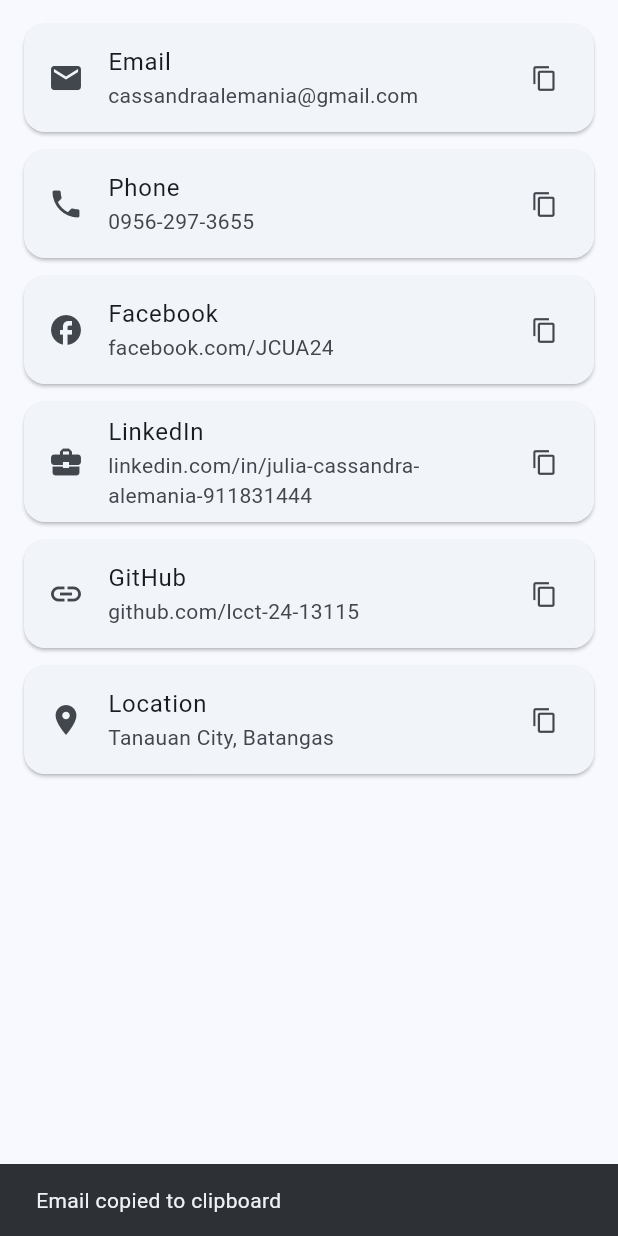
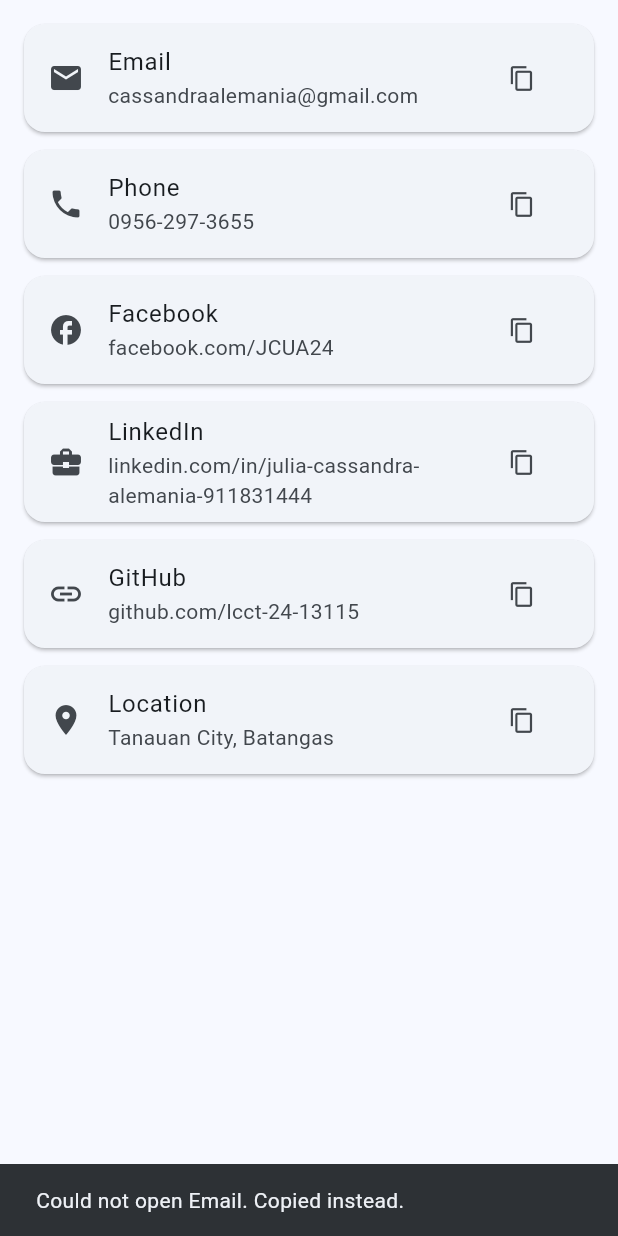
Before and after one commit to lcct-24-13115/my_portfolio, a Flutter app: the ContactTab widget shown alone on an empty page, opened directly, after a tap on "Email", on a phone screen of 412 x 824 dp. Run offline on Flutter 3.47's test engine with Material 3 defaults, Android fonts, the phone set to English and light mode, and no system bars.

Commit message:
Make contact links clickable

```diff
--- a/lib/screens/contact_tab.dart
+++ b/lib/screens/contact_tab.dart
@@ -1,34 +1,80 @@
 import 'package:flutter/material.dart';
 import 'package:flutter/services.dart';
+import 'package:url_launcher/url_launcher.dart';
 
 import '../app_theme.dart';
 
 /// Fifth tab: multiple ways to contact me.
 ///
-/// Tapping a row copies its value to the clipboard.
+/// Tapping a row opens the link (email app, dialer, browser, or maps).
+/// The copy button on the right copies the text to the clipboard.
 class ContactTab extends StatelessWidget {
   const ContactTab({super.key});
 
-  // Format: (icon, label, value)
-  static const List<(IconData, String, String)> _items = [
-    (Icons.email, 'Email', 'cassandraalemania@gmail.com'),
-    (Icons.phone, 'Phone', '0956-297-3655'),
-    (Icons.facebook, 'Facebook', 'facebook.com/JCUA24'),
+  // Format: (icon, label, text shown, link opened on tap)
+  static const List<(IconData, String, String, String)> _items = [
+    (
+      Icons.email,
+      'Email',
+      'cassandraalemania@gmail.com',
+      'mailto:cassandraalemania@gmail.com'
+    ),
+    (Icons.phone, 'Phone', '0956-297-3655', 'tel:+639562973655'),
+    (
+      Icons.facebook,
+      'Facebook',
+      'facebook.com/JCUA24',
+      'https://www.facebook.com/JCUA24'
+    ),
     (
       Icons.business_center,
       'LinkedIn',
       'linkedin.com/in/julia-cassandra-alemania-911831444',
+      'https://www.linkedin.com/in/julia-cassandra-alemania-911831444'
     ),
-    (Icons.link, 'GitHub', 'github.com/lcct-24-13115'),
-    (Icons.location_on, 'Location', 'Tanauan City, Batangas'),
+    (
+      Icons.link,
+      'GitHub',
+      'github.com/lcct-24-13115',
+      'https://github.com/lcct-24-13115'
+    ),
+    (
+      Icons.location_on,
+      'Location',
+      'Tanauan City, Batangas',
+      'https://www.google.com/maps/search/?api=1&query=Tanauan+City+Batangas'
+    ),
   ];
+
+  /// Opens [link]. If it cannot be opened, copies [shown] to the clipboard
+  /// so the visitor can still use it.
+  Future<void> _open(
+      BuildContext context, String label, String shown, String link) async {
+    final messenger = ScaffoldMessenger.of(context);
+    var opened = false;
+    try {
+      opened = await launchUrl(
+        Uri.parse(link),
+        mode: LaunchMode.externalApplication,
+      );
+    } catch (_) {
+      opened = false;
+    }
+    if (opened) return;
+
+    await Clipboard.setData(ClipboardData(text: shown));
+    messenger.showSnackBar(
+      SnackBar(content: Text('Could not open $label. Copied instead.')),
+    );
+  }
 
   /// Copies [value] to the clipboard and confirms with a SnackBar.
   Future<void> _copy(BuildContext context, String label, String value) async {
+    final messenger = ScaffoldMessenger.of(context);
     await Clipboard.setData(ClipboardData(text: value));
-    if (!context.mounted) return;
-    ScaffoldMessenger.of(context)
-        .showSnackBar(SnackBar(content: Text('$label copied to clipboard')));
+    messenger.showSnackBar(
+      SnackBar(content: Text('$label copied to clipboard')),
+    );
   }
 
   @override
@@ -36,14 +82,18 @@
     return ListView(
       padding: AppTheme.pagePadding,
       children: [
-        for (final (icon, label, value) in _items)
+        for (final (icon, label, shown, link) in _items)
           Card(
             child: ListTile(
               leading: Icon(icon),
               title: Text(label),
-              subtitle: Text(value),
-              trailing: const Icon(Icons.copy, size: 18),
-              onTap: () => _copy(context, label, value),
+              subtitle: Text(shown),
+              trailing: IconButton(
+                icon: const Icon(Icons.copy, size: 18),
+                tooltip: 'Copy',
+                onPressed: () => _copy(context, label, shown),
+              ),
+              onTap: () => _open(context, label, shown, link),
             ),
           ),
       ],
--- a/pubspec.yaml
+++ b/pubspec.yaml
@@ -34,6 +34,7 @@
   # The following adds the Cupertino Icons font to your application.
   # Use with the CupertinoIcons class for iOS style icons.
   cupertino_icons: ^1.0.8
+  url_launcher: ^6.3.3
 
 dev_dependencies:
   flutter_test:
```
Also changed, not shown: pubspec.lock, 5 other files.
